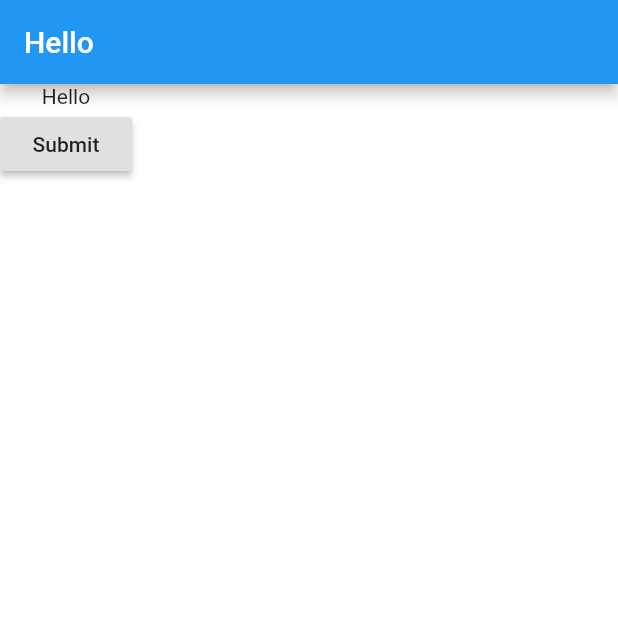
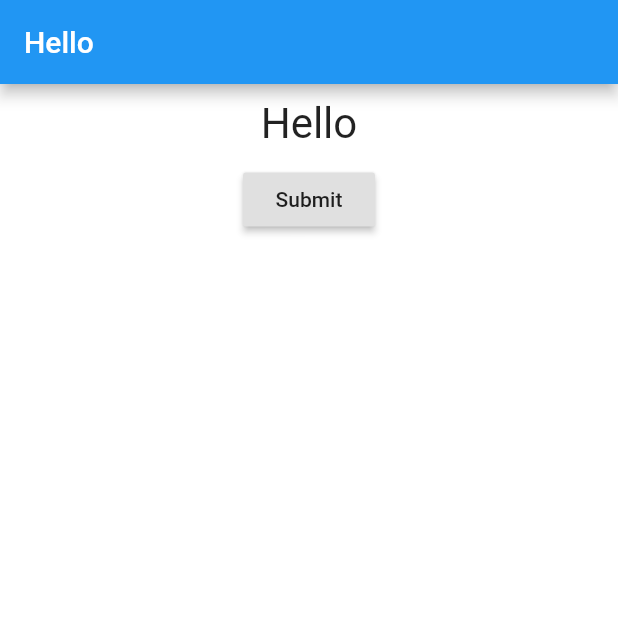
Before and after one commit to p-raj/flutter_complete_guide, a Flutter app: the screen it shows after launch, on a phone screen of 412 x 824 dp, the top half of it. Run offline on Flutter 3.47's test engine with Material 2 defaults, Android fonts, the phone set to English and light mode, and no system bars.

Commit message:
lect 06: container and text styling

```diff
--- a/lib/main.dart
+++ b/lib/main.dart
@@ -1,4 +1,7 @@
+// packages
 import 'package:flutter/material.dart';
+// app related
+import './question.dart';
 
 void main() => runApp(App());
 
@@ -35,7 +38,7 @@ class _AppState extends State<App> {
       backgroundColor: Colors.white,
       body: Column(
         children: <Widget>[
-          Text(q.elementAt(_qindex)),
+          Question(q.elementAt(_qindex)),
           RaisedButton(
             child: Text('Submit'),
             onPressed: () => this.answerQuestions(),
--- /dev/null
+++ b/lib/question.dart
@@ -0,0 +1,22 @@
+import 'package:flutter/material.dart';
+
+class Question extends StatelessWidget {
+  final String _qText;
+
+  Question(this._qText);
+
+  @override
+  Widget build(BuildContext context) {
+    return Container (
+      width: double.infinity,
+      margin: EdgeInsets.all(10.0),
+      child: Text(
+        this._qText,
+        textAlign: TextAlign.center,
+        style: TextStyle(
+          fontSize: 28
+        ),
+      )
+    );
+  }
+}
```
